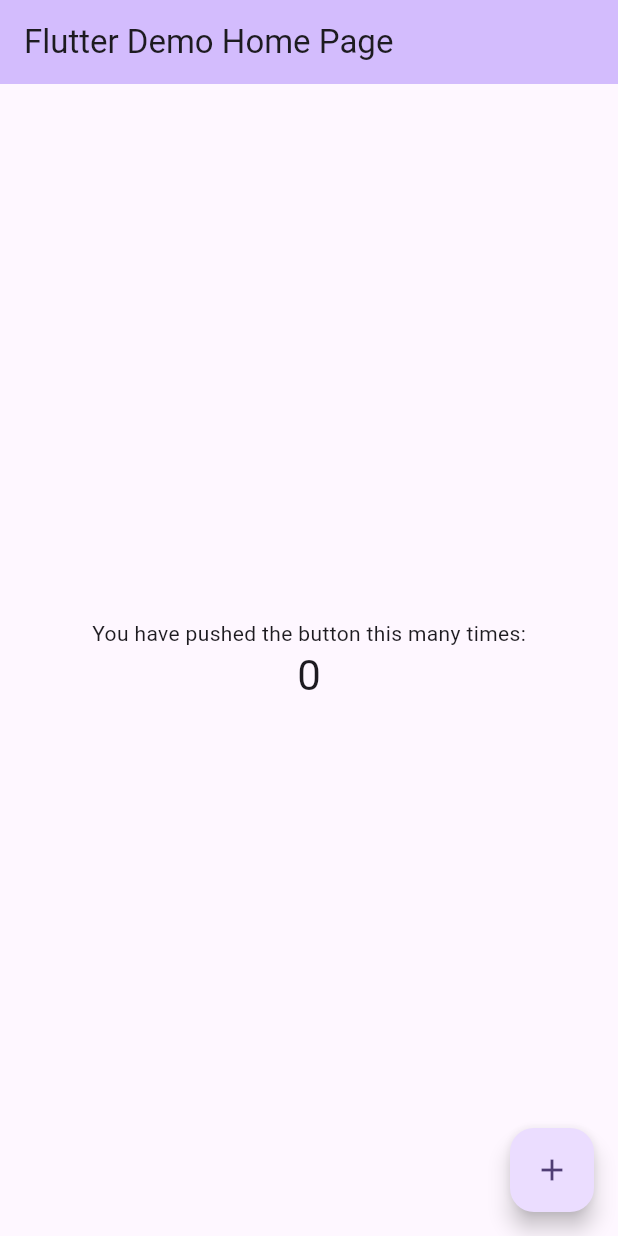
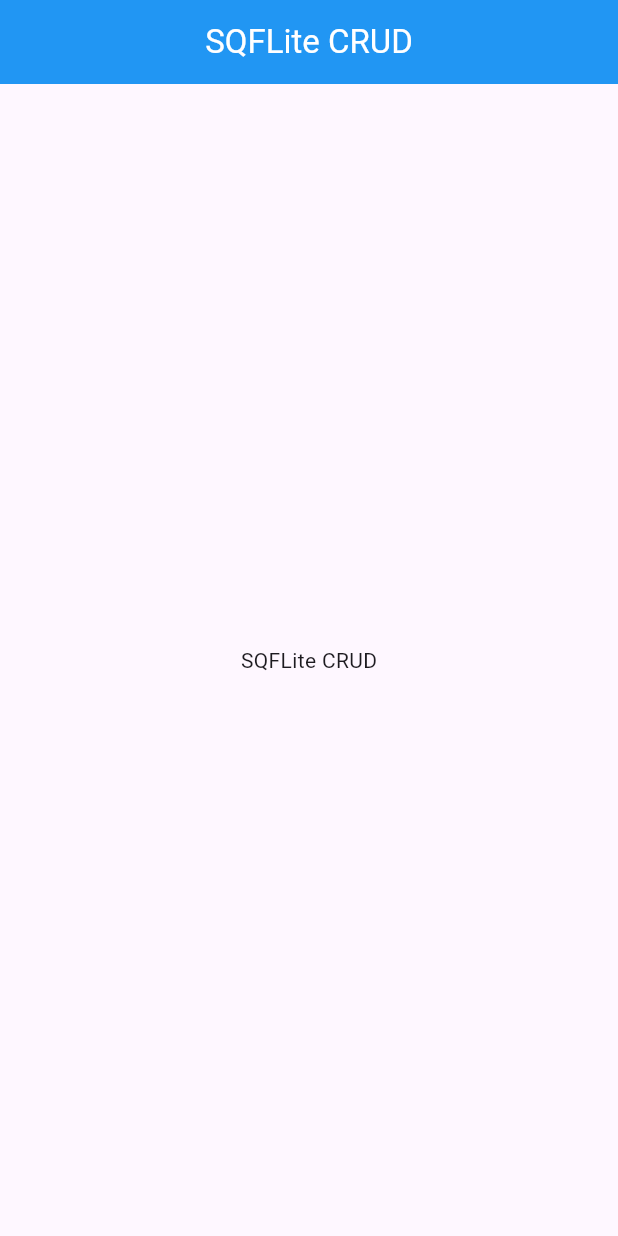
Before and after one commit to jamydevelop/SQLFlite-CRUD-Flutter, a Flutter app: the screen it shows after launch, on a phone screen of 412 x 824 dp. Run offline on Flutter 3.47's test engine with Material 3 defaults, Android fonts, the phone set to English and light mode, and no system bars.

Commit message:
create folder for screens

```diff
--- a/sqflite_crud_flutter/lib/main.dart
+++ b/sqflite_crud_flutter/lib/main.dart
@@ -1,4 +1,5 @@
 import 'package:flutter/material.dart';
+import 'package:sqflite_crud_flutter/screens/home.dart';
 
 void main() {
   runApp(const MyApp());
@@ -11,113 +12,7 @@ class MyApp extends StatelessWidget {
   @override
   Widget build(BuildContext context) {
     return MaterialApp(
-      title: 'Flutter Demo',
-      theme: ThemeData(
-        //Test
-        // This is the theme of your application.
-        //
-        // TRY THIS: Try running your application with "flutter run". You'll see
-        // the application has a purple toolbar. Then, without quitting the app,
-        // try changing the seedColor in the colorScheme below to Colors.green
-        // and then invoke "hot reload" (save your changes or press the "hot
-        // reload" button in a Flutter-supported IDE, or press "r" if you used
-        // the command line to start the app).
-        //
-        // Notice that the counter didn't reset back to zero; the application
-        // state is not lost during the reload. To reset the state, use hot
-        // restart instead.
-        //
-        // This works for code too, not just values: Most code changes can be
-        // tested with just a hot reload.
-        colorScheme: ColorScheme.fromSeed(seedColor: Colors.deepPurple),
-      ),
-      home: const MyHomePage(title: 'Flutter Demo Home Page'),
+      home: Home(),
     );
   }
 }
-
-class MyHomePage extends StatefulWidget {
-  const MyHomePage({super.key, required this.title});
-
-  // This widget is the home page of your application. It is stateful, meaning
-  // that it has a State object (defined below) that contains fields that affect
-  // how it looks.
-
-  // This class is the configuration for the state. It holds the values (in this
-  // case the title) provided by the parent (in this case the App widget) and
-  // used by the build method of the State. Fields in a Widget subclass are
-  // always marked "final".
-
-  final String title;
-
-  @override
-  State<MyHomePage> createState() => _MyHomePageState();
-}
-
-class _MyHomePageState extends State<MyHomePage> {
-  int _counter = 0;
-
-  void _incrementCounter() {
-    setState(() {
-      // This call to setState tells the Flutter framework that something has
-      // changed in this State, which causes it to rerun the build method below
-      // so that the display can reflect the updated values. If we changed
-      // _counter without calling setState(), then the build method would not be
-      // called again, and so nothing would appear to happen.
-      _counter++;
-    });
-  }
-
-  @override
-  Widget build(BuildContext context) {
-    // This method is rerun every time setState is called, for instance as done
-    // by the _incrementCounter method above.
-    //
-    // The Flutter framework has been optimized to make rerunning build methods
-    // fast, so that you can just rebuild anything that needs updating rather
-    // than having to individually change instances of widgets.
-    return Scaffold(
-      appBar: AppBar(
-        // TRY THIS: Try changing the color here to a specific color (to
-        // Colors.amber, perhaps?) and trigger a hot reload to see the AppBar
-        // change color while the other colors stay the same.
-        backgroundColor: Theme.of(context).colorScheme.inversePrimary,
-        // Here we take the value from the MyHomePage object that was created by
-        // the App.build method, and use it to set our appbar title.
-        title: Text(widget.title),
-      ),
-      body: Center(
-        // Center is a layout widget. It takes a single child and positions it
-        // in the middle of the parent.
-        child: Column(
-          // Column is also a layout widget. It takes a list of children and
-          // arranges them vertically. By default, it sizes itself to fit its
-          // children horizontally, and tries to be as tall as its parent.
-          //
-          // Column has various properties to control how it sizes itself and
-          // how it positions its children. Here we use mainAxisAlignment to
-          // center the children vertically; the main axis here is the vertical
-          // axis because Columns are vertical (the cross axis would be
-          // horizontal).
-          //
-          // TRY THIS: Invoke "debug painting" (choose the "Toggle Debug Paint"
-          // action in the IDE, or press "p" in the console), to see the
-          // wireframe for each widget.
-          mainAxisAlignment: MainAxisAlignment.center,
-          children: <Widget>[
-            const Text('You have pushed the button this many times:'),
-            Text(
-              '$_counter',
-              style: Theme.of(context).textTheme.headlineMedium,
-            ),
-          ],
-        ),
-      ),
-      floatingActionButton: FloatingActionButton(
-        onPressed: _incrementCounter,
-        tooltip: 'Increment',
-        child: const Icon(Icons.add),
-      ), // This trailing comma makes auto-formatting nicer for build methods.
-    );
-  }
-}
--- /dev/null
+++ b/sqflite_crud_flutter/lib/screens/home.dart
@@ -0,0 +1,29 @@
+import 'package:flutter/material.dart';
+
+class Home extends StatefulWidget {
+  const Home({super.key});
+
+  @override
+  State<Home> createState() => _HomeState();
+}
+
+class _HomeState extends State<Home> {
+  @override
+  Widget build(BuildContext context) {
+    return Scaffold(
+      appBar: AppBar(
+        backgroundColor: Colors.blue,
+        title: Text(
+          'SQFLite CRUD',
+          style: TextStyle(
+            color: Colors.white
+          ),
+        ),
+        centerTitle: true,
+      ),
+      body: Center(
+        child: Text('SQFLite CRUD'),
+      ),
+    );
+  }
+}
```
